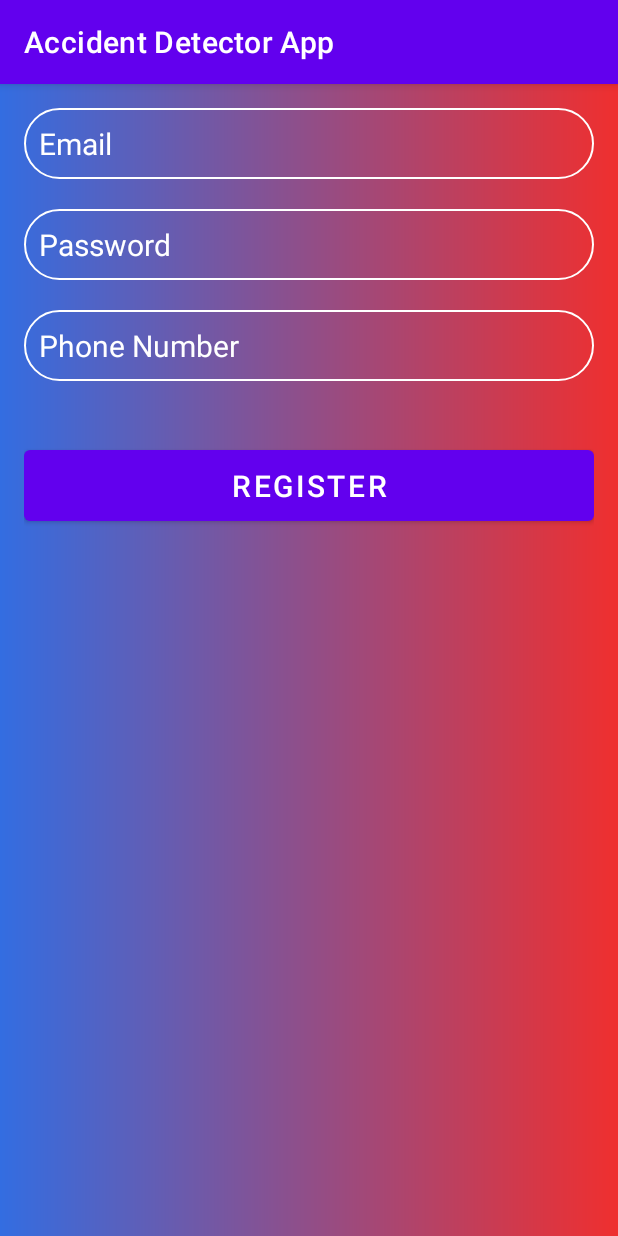
After one commit to adajanos02/AcDetAndroidApp, an Android app: the SignUpActivity screen opened directly, with no data from a screen before it, on a phone screen of 412 x 824 dp. The commit adds this screen. Run offline under Robolectric (Android 15) with nearby library versions, the phone set to English and light mode, and no system bars; libraries missing offline, so code that uses them is left out: io.realm, io.realm.mongodb, org.bson.

Commit message:
add: Sign Up function

```diff
--- a/app/build.gradle
+++ b/app/build.gradle
@@ -42,6 +42,7 @@ dependencies {
     implementation 'com.google.android.material:material:1.5.0'
     implementation 'androidx.constraintlayout:constraintlayout:2.0.4'
     implementation 'org.mongodb:mongodb-driver-sync:4.8.0'
+    implementation 'com.google.android.gms:play-services-location:21.0.1'
     testImplementation 'junit:junit:4.13.2'
     androidTestImplementation 'androidx.test.ext:junit:1.1.3'
     androidTestImplementation 'androidx.test.espresso:espresso-core:3.4.0'
--- a/app/src/main/AndroidManifest.xml
+++ b/app/src/main/AndroidManifest.xml
@@ -7,6 +7,9 @@
     <uses-permission android:name="android.permission.BLUETOOTH_CONNECT" />
     <uses-permission android:name="android.permission.BLUETOOTH_ADMIN" />
     <uses-permission android:name="android.permission.BLUETOOTH_SCAN"/>
+    <uses-permission android:name="android.permission.ACCESS_FINE_LOCATION"/>
+    <uses-permission android:name="android.permission.ACCESS_COARSE_LOCATION"/>
+
 
     <application
         android:allowBackup="true"
@@ -29,6 +32,7 @@
         <activity android:name=".activities.MenuActivity"/>
         <activity android:name=".activities.StartRideActivity"/>
         <activity android:name=".activities.ContactsActivity"/>
+        <activity android:name=".activities.SignUpActivity"/>
     </application>
 
 </manifest>
--- a/app/src/main/java/com/wit/example/activities/ContactsActivity.java
+++ b/app/src/main/java/com/wit/example/activities/ContactsActivity.java
@@ -71,6 +71,7 @@ public class ContactsActivity extends AppCompatActivity {
                 Document document = new Document()
                         .append("phone", insertData.getText().toString())
                         .append("userId", LoginActivity.user.getId());
+
                 mongoCollection.insertOne(document).getAsync(result -> {
                     if (result.isSuccess()) {
                         Log.v("Data", "Data inserted successfully");
--- /dev/null
+++ b/app/src/main/java/com/wit/example/activities/SignUpActivity.java
@@ -0,0 +1,86 @@
+package com.wit.example.activities;
+
+import android.content.Intent;
+import android.os.Bundle;
+
+import androidx.appcompat.app.AppCompatActivity;
+
+import com.wit.example.R;
+
+import io.realm.mongodb.App;
+import io.realm.mongodb.AppConfiguration;
+import io.realm.mongodb.Credentials;
+import io.realm.mongodb.mongo.MongoCollection;
+
+import android.util.Log;
+import android.widget.Button;
+import android.widget.EditText;
+import android.widget.Toast;
+
+import org.bson.Document;
+
+import java.util.ArrayList;
+
+public class SignUpActivity extends AppCompatActivity {
+
+    Button register_btn;
+    EditText email_input;
+    EditText password_input;
+    EditText phone_input;
+
+    @Override
+    protected void onCreate(Bundle savedInstanceState) {
+
+        super.onCreate(savedInstanceState);
+        setContentView(R.layout.sign_up);
+
+        register_btn = findViewById(R.id.registerButton);
+        email_input = findViewById(R.id.emailEditText);
+        password_input = findViewById(R.id.passwordEditText);
+        phone_input = findViewById(R.id.phoneEditText);
+
+        register_btn.setOnClickListener((v) -> {
+            Register(email_input.getText().toString(), password_input.getText().toString(), phone_input.getText().toString());
+        });
+
+
+    }
+
+    public void Register(String email, String password, String phoneNumber) {
+        LoginActivity.app = new App(new AppConfiguration.Builder(LoginActivity.AppId).build());
+
+        Credentials credentials = Credentials.emailPassword(email, password);
+        LoginActivity.app.getEmailPassword().registerUserAsync(email,password, it -> {
+            if (it.isSuccess()){
+                Log.v("User", "Sign up successfully");
+                LoginActivity.user = LoginActivity.app.currentUser();
+                PushNewUser(email, password, phoneNumber);
+                Intent intent = new Intent(SignUpActivity.this, MenuActivity.class);
+                startActivity(intent);
+            }
+            else{
+                Log.v("User", "Sign up failed");
+            }
+        });
+    }
+
+    public void PushNewUser(String email, String password, String phoneNumber) {
+        LoginActivity.mongoClient = LoginActivity.user.getMongoClient("mongodb-atlas");
+        LoginActivity.mongoDatabase = LoginActivity.mongoClient.getDatabase("User");
+        MongoCollection<Document> mongoCollection = LoginActivity.mongoDatabase.getCollection("Location");
+
+        Document document = new Document()
+                .append("email", email)
+                .append("password", password)
+                .append("phone", phoneNumber)
+                .append("userId", LoginActivity.user.getId());
+        mongoCollection.insertOne(document).getAsync(result -> {
+            if (result.isSuccess()) {
+                Log.v("Data", "Data inserted successfully");
+            }
+            else{
+                Log.v("Data", "Error: " + result.getError().toString());
+            }
+        });
+    }
+}
--- /dev/null
+++ b/app/src/main/res/layout/sign_up.xml
@@ -0,0 +1,57 @@
+<?xml version="1.0" encoding="utf-8"?>
+<LinearLayout xmlns:android="http://schemas.android.com/apk/res/android"
+    xmlns:app="http://schemas.android.com/apk/res-auto"
+    xmlns:tools="http://schemas.android.com/tools"
+    android:layout_width="match_parent"
+    android:layout_height="match_parent"
+    android:orientation="vertical"
+    android:background="@drawable/login_background"
+    android:padding="16dp"
+    tools:context=".activities.SignUpActivity">
+
+    <EditText
+        android:id="@+id/emailEditText"
+        android:layout_width="match_parent"
+        android:layout_height="wrap_content"
+        android:hint="Email"
+        android:layout_marginBottom="20dp"
+        android:textSize="20sp"
+        android:inputType="textEmailAddress"
+        android:textColorHint="@color/white"
+        android:background="@drawable/rounded_corner"
+        android:padding="10dp"/>
+
+    <EditText
+        android:id="@+id/passwordEditText"
+        android:textSize="20sp"
+        android:layout_width="match_parent"
+        android:layout_height="wrap_content"
+        android:layout_marginBottom="20dp"
+        android:background="@drawable/rounded_corner"
+        android:textColorHint="@color/white"
+        android:hint="Password"
+        android:inputType="textPassword"
+        android:padding="10dp"/>
+
+    <EditText
+        android:id="@+id/phoneEditText"
+        android:layout_width="match_parent"
+        android:textSize="20sp"
+        android:layout_height="wrap_content"
+        android:layout_marginBottom="20dp"
+        android:textColorHint="@color/white"
+        android:background="@drawable/rounded_corner"
+        android:hint="Phone Number"
+        android:inputType="phone"
+        android:padding="10dp"/>
+
+    <Button
+        android:id="@+id/registerButton"
+        android:layout_width="match_parent"
+        android:layout_height="wrap_content"
+        android:text="Register"
+        android:padding="10dp"
+        android:textSize="20sp"
+        android:layout_marginTop="20dp"/>
+
+</LinearLayout>
```
Also changed, not shown: app/src/main/java/com/wit/example/activities/LoginActivity.java (+7 -0 lines), app/src/main/res/layout/login.xml (+10 -0 lines), app/src/main/res/layout/start_menu.xml (+8 -4 lines).
